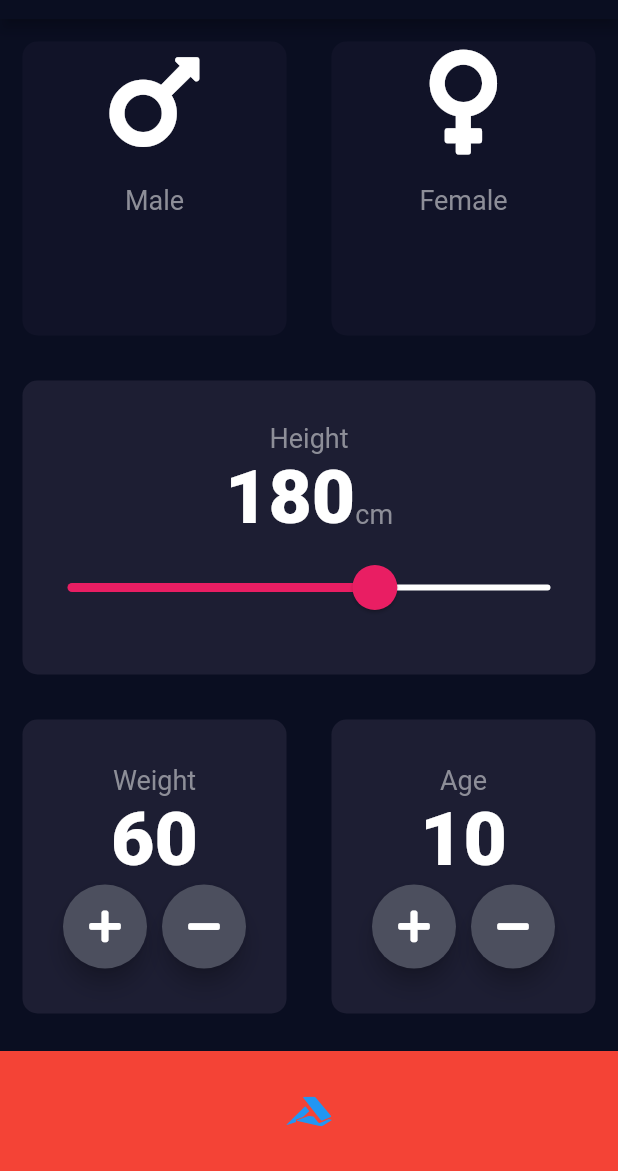
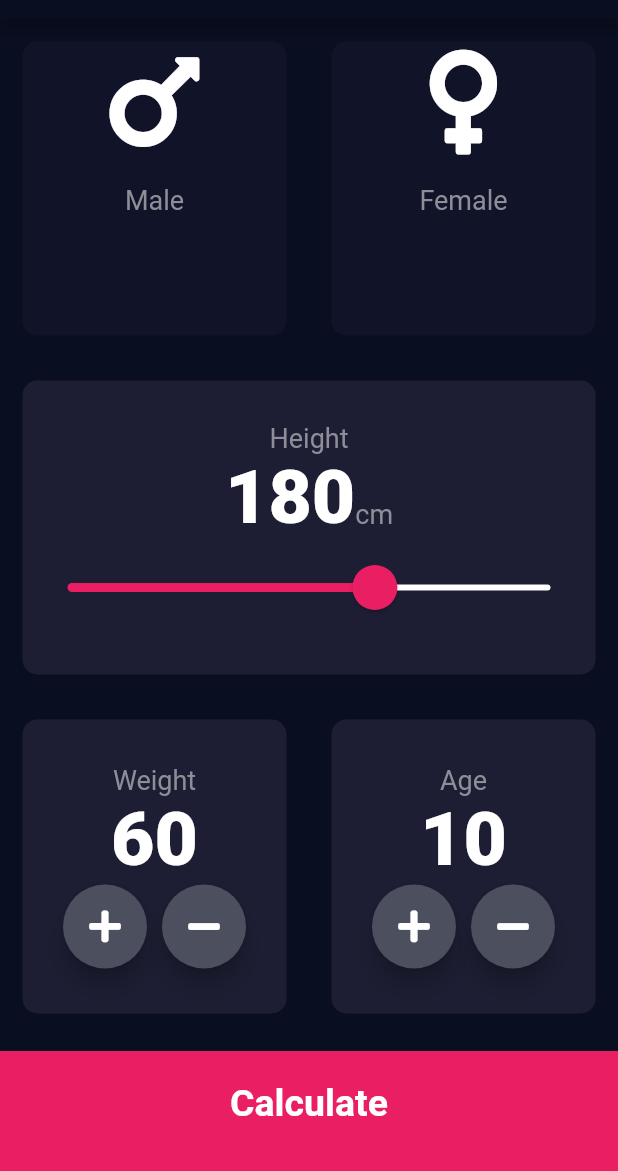
Before and after one commit to Meet-05/BmiCalculator-Flutter, a Flutter app: the screen it shows after launch, on a phone screen of 412 x 824 dp, the part 65-1236 px from its top. Run offline on Flutter 3.47's test engine with Material 2 defaults, Android fonts, the phone set to English and light mode, and no system bars; our stand-ins replace font_awesome_flutter.

```diff
--- /dev/null
+++ b/lib/components/bottom_button.dart
@@ -0,0 +1,28 @@
+import 'package:flutter/material.dart';
+import '../constants.dart';
+
+class BottomButton extends StatelessWidget {
+  final Function onPressed;
+  final String labelText;
+  BottomButton({@required this.onPressed, @required this.labelText});
+
+  @override
+  Widget build(BuildContext context) {
+    return GestureDetector(
+      onTap: onPressed,
+      child: Container(
+        padding: EdgeInsets.only(bottom: 10.0),
+        child: Center(
+          child: Text(
+            labelText,
+            style: kBottomButtonText,
+          ),
+        ),
+        color: Colors.pink,
+        margin: EdgeInsets.only(top: 10.0),
+        width: double.infinity,
+        height: 80.0,
+      ),
+    );
+  }
+}
--- a/lib/dataForIcon.dart
+++ b/lib/components/dataForIcon.dart
@@ -1,5 +1,5 @@
 import 'package:flutter/material.dart';
-import 'constants.dart';
+import '../constants.dart';
 
 class DataForIcon extends StatelessWidget {
   final String gender;
--- /dev/null
+++ b/lib/components/round_iconbutton.dart
@@ -0,0 +1,23 @@
+import 'package:flutter/material.dart';
+
+class RoundIconButton extends StatelessWidget {
+  final IconData icon;
+  final Function onPressed;
+
+  RoundIconButton({this.icon, this.onPressed});
+
+  @override
+  Widget build(BuildContext context) {
+    return RawMaterialButton(
+      child: Icon(icon),
+      onPressed: onPressed,
+      elevation: 6.0,
+      shape: CircleBorder(),
+      constraints: BoxConstraints.tightFor(
+        width: 56.0,
+        height: 56.0,
+      ),
+      fillColor: Color(0xFF4C4F5E),
+    );
+  }
+}
--- a/lib/constants.dart
+++ b/lib/constants.dart
@@ -7,3 +7,5 @@ const kNumberStyle = TextStyle(
   fontSize: 50.0,
   fontWeight: FontWeight.w900,
 );
+const kBottomButtonText =
+    TextStyle(fontSize: 25.0, fontWeight: FontWeight.bold);
--- a/lib/main.dart
+++ b/lib/main.dart
@@ -1,5 +1,5 @@
 import 'package:flutter/material.dart';
-import 'input_page.dart';
+import 'package:bmiApp/screens/input_page.dart';
 
 void main() {
   runApp(BmiCalculator());
--- a/lib/input_page.dart
+++ b/lib/screens/input_page.dart
@@ -1,8 +1,13 @@
+import 'package:bmiApp/screens/result_page.dart';
 import 'package:flutter/material.dart';
 import 'package:font_awesome_flutter/font_awesome_flutter.dart';
-import 'reusableWidget.dart';
-import 'dataForIcon.dart';
-import 'constants.dart';
+import 'package:bmiApp/components/reusableWidget.dart';
+
+import 'package:bmiApp/components/bottom_button.dart';
+import 'package:bmiApp/components/dataForIcon.dart';
+import 'package:bmiApp/constants.dart';
+import 'package:bmiApp/components/round_iconbutton.dart';
+import 'package:bmiApp/bmi_brain.dart';
 
 enum Gender { male, female }
 
@@ -201,15 +206,21 @@ class _InputPageState extends State<InputPage> {
                 )
               ],
             )),
-            Container(
-              child: Icon(
-                FontAwesomeIcons.accusoft,
-                color: Colors.blue,
-              ),
-              color: Colors.red,
-              margin: EdgeInsets.only(top: 10.0),
-              width: double.infinity,
-              height: 80.0,
+            BottomButton(
+              onPressed: () {
+                BmiBrain calcBmi = BmiBrain(height: height, weight: weight);
+
+                Navigator.push(
+                    context,
+                    MaterialPageRoute(
+                        builder: (context) => ResultPage(
+                              bmiValue: calcBmi.calculateBmi(),
+                              result: calcBmi.getResult(),
+                              interpretation: calcBmi.geInterpretation(),
+                            )));
+                // Navigator.pushNamed(context, '/result');
+              },
+              labelText: 'Calculate',
             )
           ],
         ));
@@ -217,25 +228,3 @@ class _InputPageState extends State<InputPage> {
 }
 
 //creating our own widget from scratch
-
-class RoundIconButton extends StatelessWidget {
-  final IconData icon;
-  final Function onPressed;
-
-  RoundIconButton({this.icon, this.onPressed});
-
-  @override
-  Widget build(BuildContext context) {
-    return RawMaterialButton(
-      child: Icon(icon),
-      onPressed: onPressed,
-      elevation: 6.0,
-      shape: CircleBorder(),
-      constraints: BoxConstraints.tightFor(
-        width: 56.0,
-        height: 56.0,
-      ),
-      fillColor: Color(0xFF4C4F5E),
-    );
-  }
-}
```
Also changed, not shown: lib/bmi_brain.dart (added, +36 -0 lines), lib/screens/result_page.dart (added, +78 -0 lines), lib/components/reusableWidget.dart (renamed from lib/reusableWidget.dart).
